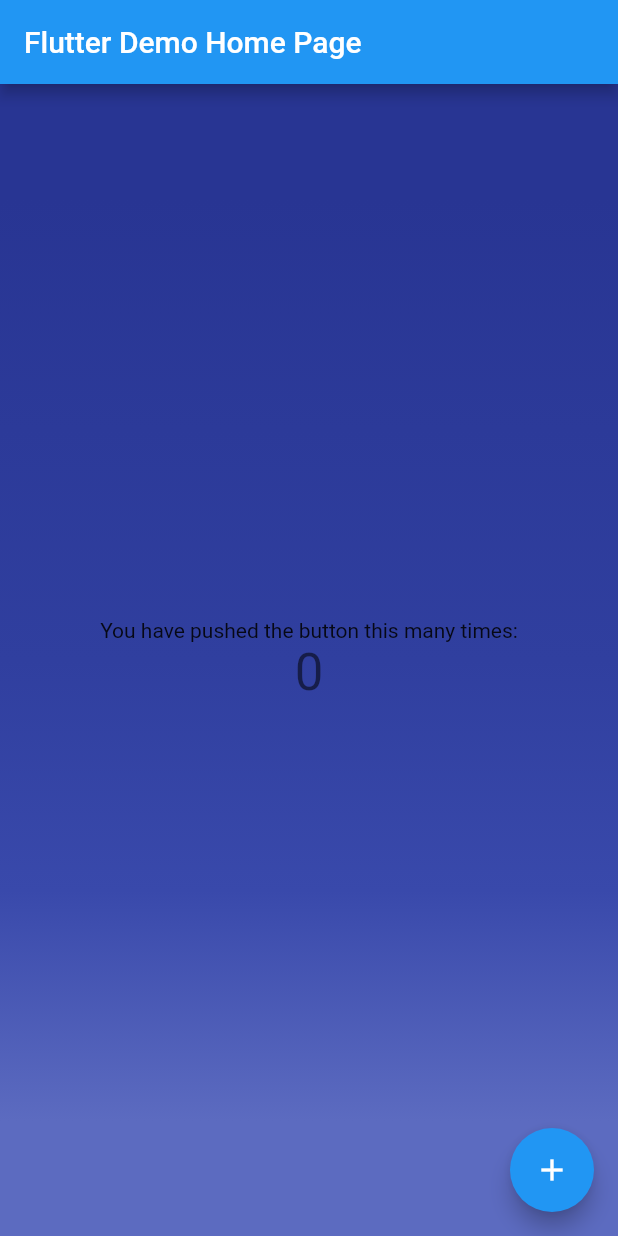
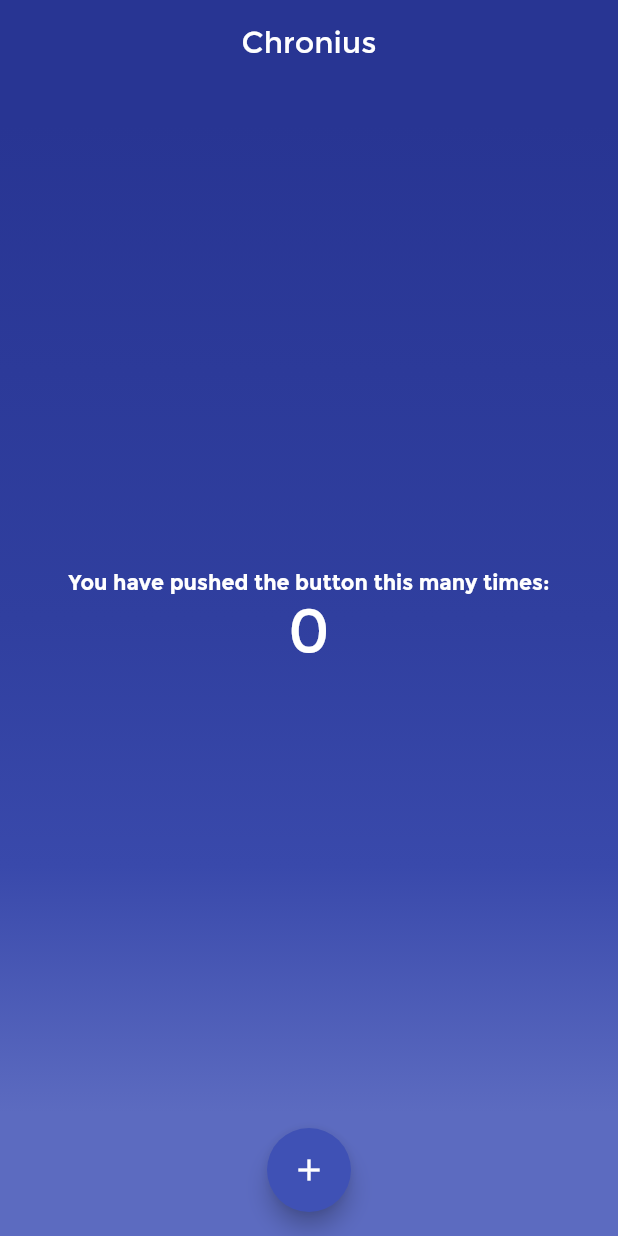
Before and after one commit to lesterbotello/chronius-flutter, a Flutter app: the screen it shows after launch, on a phone screen of 412 x 824 dp. Run offline on Flutter 3.47's test engine with Material 2 defaults, Android fonts, the phone set to English and light mode, and no system bars; our stand-ins replace sqflite; accounts and stored records are empty.

Commit message:
Add fonts, UI general changes

```diff
--- a/lib/main.dart
+++ b/lib/main.dart
@@ -6,11 +6,12 @@ class MyApp extends StatelessWidget {
   @override
   Widget build(BuildContext context) {
     return MaterialApp(
-      title: 'Flutter Demo',
+      title: 'Chronius',
       theme: ThemeData(
-        primarySwatch: Colors.blue,
+        primarySwatch: Colors.indigo,
+        fontFamily: 'Montserrat'
       ),
-      home: MyHomePage(title: 'Flutter Demo Home Page'),
+      home: MyHomePage(title: 'Chronius'),
     );
   }
 }
@@ -35,10 +36,10 @@ class _MyHomePageState extends State<MyHomePage> {
   @override
   Widget build(BuildContext context) {
     return Scaffold(
-      appBar: AppBar(
-        title: Text(widget.title),
-      ),
-      body: Container(
+      floatingActionButtonLocation: FloatingActionButtonLocation.centerFloat,
+      body: Stack(
+        children: <Widget>[
+          Container(
             decoration: BoxDecoration(
             gradient: LinearGradient(
               begin: Alignment.topCenter,
@@ -58,14 +59,34 @@ class _MyHomePageState extends State<MyHomePage> {
               children: <Widget>[
                 Text(
                   'You have pushed the button this many times:',
+                  style: TextStyle(
+                    color: Colors.white,
+                    fontWeight: FontWeight.bold,
+                  ),
                 ),
                 Text(
                   '$_counter',
-                style: Theme.of(context).textTheme.display1,
+                  style: TextStyle(
+                    color: Colors.white,
+                    fontSize: 40.0
+                  ),
                 ),
               ],
             ),
           )
+        ),
+        Positioned(
+          top: 0.0,
+          left: 0.0,
+          right: 0.0,
+          child: AppBar(
+            title: Text(widget.title),
+            backgroundColor: Colors.transparent,
+            elevation: 0.0,
+            centerTitle: true,
+            ),
+          ),
+        ],
       ),
       floatingActionButton: FloatingActionButton(
         onPressed: _incrementCounter,
```
Also changed, not shown: pubspec.yaml (+6 -6 lines), fonts/Montserrat-Bold.ttf (added), fonts/Montserrat-Regular.ttf (added), 7 other files. Lines whose indentation alone changed are shown as unchanged.
